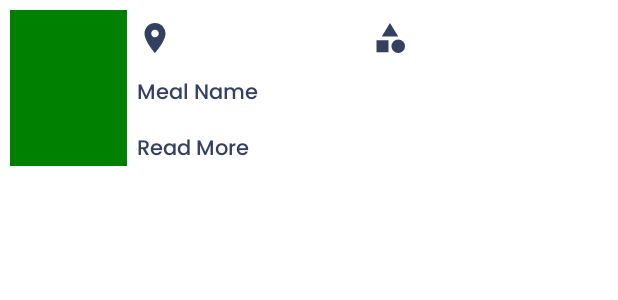
After one commit to ShroukMamdouhAbdElAziz/RecipeSecret, an Android app: the layout fragment_meal_bottom_sheet.xml on its own in the app's theme, with its tools: preview values and no code run, on a phone screen of 412 x 824 dp. The commit adds this screen. Shown: the top 300 px of the screen. Run offline under Robolectric (Android 15) with nearby library versions, the phone set to English and light mode, and no system bars; network calls fail.

Commit message:
bottomSheet implemented

```diff
--- a/app/src/main/java/com/example/therecipesecret/common/repository/Repository.kt
+++ b/app/src/main/java/com/example/therecipesecret/common/repository/Repository.kt
@@ -29,6 +29,8 @@ class Repository(private val mealDao: MealDao,private val mealApi:MealApi){
         return mealApi.getMealsByCategoryName(strCategory)
     }
 
+
+
     val getAllMealsFromDB:LiveData<List<Meal>> = mealDao.getAllMeals()
 
     suspend fun addMeal(meal:Meal){
--- a/app/src/main/java/com/example/therecipesecret/favorite/view/FavoriteFragment.kt
+++ b/app/src/main/java/com/example/therecipesecret/favorite/view/FavoriteFragment.kt
@@ -18,8 +18,6 @@ import com.example.therecipesecret.databinding.FragmentFavoriteBinding
 import com.example.therecipesecret.db.MealDataBase
 import com.example.therecipesecret.favorite.viewmodel.FavoriteViewModel
 import com.example.therecipesecret.favorite.viewmodel.FavoriteViewModelFactory
-import com.example.therecipesecret.home.viewmodel.HomeViewModel
-import com.example.therecipesecret.home.viewmodel.HomeViewModelFactory
 import com.google.android.material.snackbar.Snackbar
 
 
@@ -110,7 +108,7 @@ class FavoriteFragment : Fragment() {
 
 
     private fun observeFavoriteMeals() {
-        favoriteViewModel.getAllMeals()
+        favoriteViewModel.favoriteMeals
         favoriteViewModel.favoriteMeals.observe(viewLifecycleOwner, Observer {
             it.forEach {
                 Log.d("test", it.idMeal)
--- a/app/src/main/java/com/example/therecipesecret/home/view/MostPopularAdapter.kt
+++ b/app/src/main/java/com/example/therecipesecret/home/view/MostPopularAdapter.kt
@@ -17,6 +17,7 @@ class MostPopularAdapter(): RecyclerView.Adapter<MostPopularAdapter.PopularMealV
     // You can use a lambda as the click callback, e.g. as a class property(method) of your adapter
     // the data type here(for the argument) is PopularMeals and the return is unit
     lateinit var onItemClick :((PopularMeals)->Unit)
+     var onLongItemClick :((PopularMeals)->Unit) ?= null
 
     private var mealsList = ArrayList<PopularMeals>()
 
@@ -42,6 +43,11 @@ class MostPopularAdapter(): RecyclerView.Adapter<MostPopularAdapter.PopularMealV
             onItemClick.invoke(mealsList[position])
         }
 
+        holder.itemView.setOnLongClickListener {
+            onLongItemClick?.invoke(mealsList[position])
+            true
+        }
+
 
     }
 
--- a/app/src/main/java/com/example/therecipesecret/home/viewmodel/HomeViewModel.kt
+++ b/app/src/main/java/com/example/therecipesecret/home/viewmodel/HomeViewModel.kt
@@ -41,4 +41,6 @@ class HomeViewModel(private val repository: Repository) : ViewModel() {
     }
 
 
+
+
 }
--- a/app/src/main/res/layout/activity_main.xml
+++ b/app/src/main/res/layout/activity_main.xml
@@ -16,7 +16,8 @@
         app:layout_constraintStart_toStartOf="parent"
         app:layout_constraintBottom_toTopOf="@+id/btn_nav"
         app:navGraph="@navigation/nav_graph"
-        android:name="androidx.navigation.fragment.NavHostFragment"/>
+        app:defaultNavHost ="true"
+        android:name="androidx.navigation.fragment.NavHostFragment" />
 
 
     <com.google.android.material.bottomnavigation.BottomNavigationView
--- /dev/null
+++ b/app/src/main/res/layout/fragment_meal_bottom_sheet.xml
@@ -0,0 +1,80 @@
+<?xml version="1.0" encoding="utf-8"?>
+<androidx.constraintlayout.widget.ConstraintLayout xmlns:android="http://schemas.android.com/apk/res/android"
+    xmlns:tools="http://schemas.android.com/tools"
+    android:layout_width="match_parent"
+    android:layout_height="wrap_content"
+    android:id="@+id/bottomSheet"
+    android:layout_marginBottom="@dimen/_5sdp"
+    xmlns:app="http://schemas.android.com/apk/res-auto"
+  >
+
+    <ImageView
+        android:id="@+id/img_BottomSheet"
+        android:scaleType="centerCrop"
+        android:src="@color/acccent"
+        android:layout_width="@dimen/_60sdp"
+        android:layout_height="@dimen/_80sdp"
+        app:layout_constraintStart_toStartOf="parent"
+        app:layout_constraintTop_toTopOf="parent"
+        app:layout_constraintBottom_toBottomOf="parent"
+        android:layout_margin="@dimen/_5sdp"/>
+
+    <LinearLayout
+        android:id="@+id/bottomsheet_linearLayout"
+        android:layout_width="0dp"
+        android:layout_height="wrap_content"
+        android:orientation="horizontal"
+        app:layout_constraintStart_toEndOf="@id/img_BottomSheet"
+        app:layout_constraintTop_toTopOf="@+id/img_BottomSheet"
+        app:layout_constraintEnd_toEndOf="parent"
+        android:layout_margin="@dimen/_5sdp">
+
+        <TextView
+            android:id="@+id/tv_bottomsheet_area"
+            android:layout_width="wrap_content"
+            android:layout_height="wrap_content"
+            android:textColor="@color/gblack"
+            android:fontFamily="@font/fonts"
+            android:drawableStart="@drawable/ic_location"
+            android:drawableTint="@color/gblack"
+            android:layout_weight="1"/>
+
+
+        <TextView
+            android:id="@+id/tv_bottomsheet_category"
+            android:layout_width="wrap_content"
+            android:layout_height="wrap_content"
+            android:textColor="@color/gblack"
+            android:fontFamily="@font/fonts"
+            android:drawableStart="@drawable/ic_categories"
+            android:drawableTint="@color/gblack"
+            android:layout_weight="1"/>
+
+
+
+    </LinearLayout>
+
+    <TextView
+        android:id="@+id/bottomsheet_mealName"
+        android:layout_width="wrap_content"
+
+        android:layout_height="wrap_content"
+        android:layout_marginEnd="@dimen/_4sdp"
+        android:text="Meal Name"
+        app:layout_constraintStart_toStartOf="@id/bottomsheet_linearLayout"
+        app:layout_constraintTop_toBottomOf="@id/bottomsheet_linearLayout"
+       android:layout_marginTop="@dimen/_10sdp"
+        android:textColor="@color/gblack"
+        android:fontFamily="@font/fonts"/>
+
+    <TextView
+        android:layout_width="wrap_content"
+        android:layout_height="wrap_content"
+        android:text="Read More"
+        app:layout_constraintStart_toStartOf="@id/bottomsheet_mealName"
+        app:layout_constraintTop_toBottomOf="@id/bottomsheet_mealName"
+        android:layout_marginTop="@dimen/_10sdp"
+        android:textColor="@color/gblack"
+        android:fontFamily="@font/fonts"/>
+
+</androidx.constraintlayout.widget.ConstraintLayout>
```
Also changed, not shown: app/src/main/java/com/example/therecipesecret/bottomsheet/view/MealBottomSheet.kt (added, +122 -0 lines), app/src/main/java/com/example/therecipesecret/bottomsheet/viewmodel/MealBottomSheetViewModel.kt (added, +26 -0 lines), app/src/main/java/com/example/therecipesecret/bottomsheet/viewmodel/MealBottomSheetViewModelFactory.kt (added, +17 -0 lines), app/src/main/java/com/example/therecipesecret/favorite/view/FavoriteMealsAdapter.kt (+5 -4 lines), app/src/main/java/com/example/therecipesecret/favorite/viewmodel/FavoriteViewModel.kt (+1 -7 lines), app/src/main/java/com/example/therecipesecret/home/view/HomeFragment.kt (+17 -0 lines), app/src/main/res/layout/fav_meal_item.xml (added, +40 -0 lines), app/src/main/res/layout/fragment_favorite.xml (+5 -6 lines).
